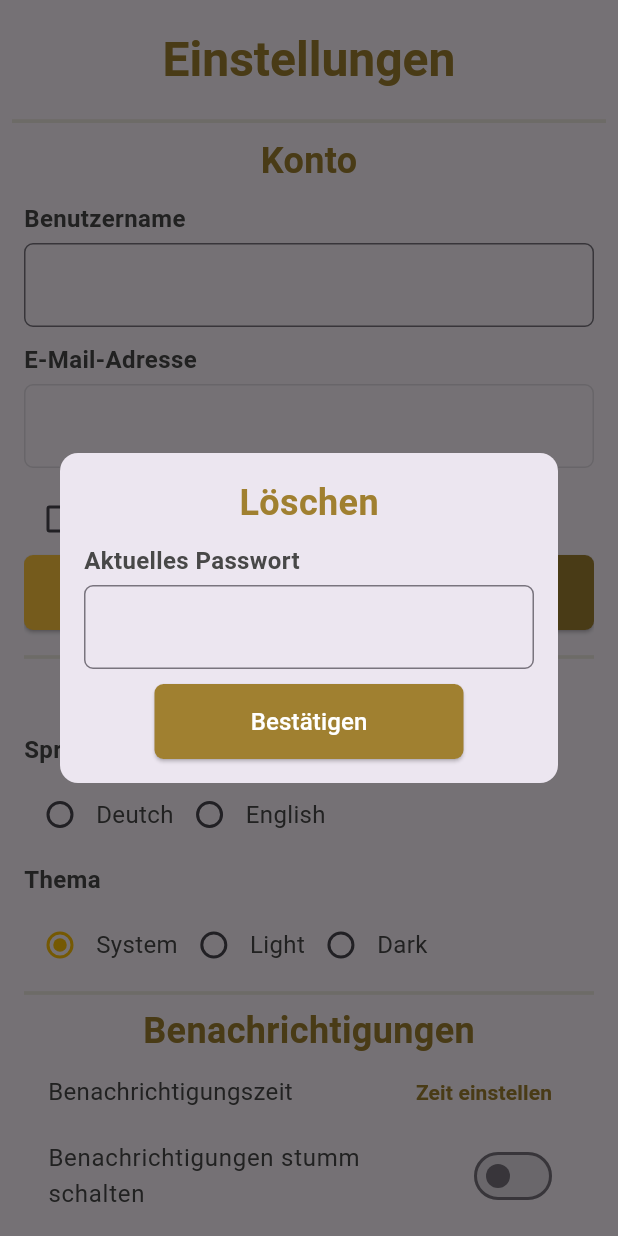
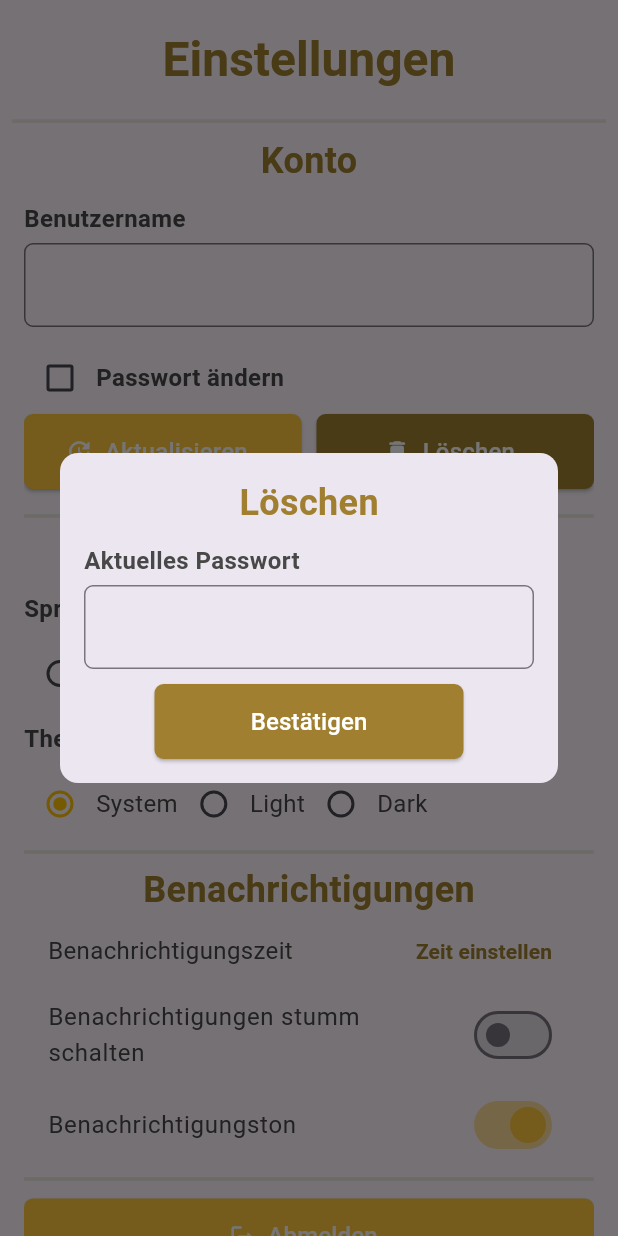
Before and after one commit to ADAPT-Research-Platform/Adapt_Mobile_App, a Flutter app: the SettingsPage screen opened directly, after a tap on "Löschen", on a phone screen of 412 x 824 dp. Run offline on Flutter 3.47's test engine with Material 3 defaults, Android fonts, the phone set to English and light mode, and no system bars; our stand-ins replace fl_chart, flutter_local_notifications, flutter_markdown, flutter_secure_storage, table_calendar, timezone and 1 more; missing offline and left inert: flutter_polygon, markdown; accounts and stored records are empty.

Commit message:
Settings Page Changes

```diff
--- a/lib/pages/settings_page.dart
+++ b/lib/pages/settings_page.dart
@@ -28,7 +28,6 @@ class _SettingsPageState extends State<SettingsPage> {
   final UserService _userService = UserService();
 
   final TextEditingController _userNameController = TextEditingController();
-  final TextEditingController _emailController = TextEditingController();
   final TextEditingController _currentPasswordController = TextEditingController();
   final TextEditingController _confirmCurrentPasswordController = TextEditingController();
   final TextEditingController _newPasswordController = TextEditingController();
@@ -48,7 +47,6 @@ class _SettingsPageState extends State<SettingsPage> {
   void initState() {
     super.initState();
     _userNameController.text = 'Loading...';
-    _emailController.text = 'Loading...';
     _initializeUserData(); // Call an async helper method
     _loadNotificationTime(); // Load the notification time
   }
@@ -56,7 +54,6 @@ class _SettingsPageState extends State<SettingsPage> {
   @override
   void dispose() {
     _userNameController.dispose();
-    _emailController.dispose();
     _currentPasswordController.dispose();
     _confirmCurrentPasswordController.dispose();
     _newPasswordController.dispose();
@@ -69,7 +66,6 @@ class _SettingsPageState extends State<SettingsPage> {
     if (sessionUser != null) {
       setState(() {
         _userNameController.text = sessionUser.userName;
-        _emailController.text = sessionUser.email;
       });
     }
   }
@@ -80,8 +76,7 @@ class _SettingsPageState extends State<SettingsPage> {
     String newPassword = _newPasswordController.text.trim();
     String confirmNewPassword = _confirmNewPasswordController.text.trim();
 
-    _userService.updateUser(
-        userName, currentPassword, newPassword, confirmNewPassword);
+    _userService.updateUser(userName, currentPassword, newPassword, confirmNewPassword);
   }
 
   Future<void> _loadNotificationTime() async {
@@ -135,12 +130,7 @@ class _SettingsPageState extends State<SettingsPage> {
             children: [
               SubTitle(text: LocalizationService().get('Account')),
               const SizedBox(height: 10),
-              _buildTextField(
-                  LocalizationService().get('user_name'), _userNameController),
-              const SizedBox(height: 10),
-              _buildTextField(
-                  LocalizationService().get('email_address'), _emailController,
-                  enabled: false),
+              _buildTextField(LocalizationService().get('user_name'), _userNameController),
               const SizedBox(height: 10),
 
               // Checkbox for Change Password
@@ -212,17 +202,14 @@ class _SettingsPageState extends State<SettingsPage> {
               const SizedBox(height: 10),
               const Divider(color: AppColors.lightGrey, thickness: 2.5),
               SubTitle(text: LocalizationService().get('Appearance')),
-              _buildRadioOption(LocalizationService().get('Language'),
-                  ['Deutch', 'English'], _selectedLanguage, (value) {
+              _buildRadioOption(LocalizationService().get('Language'), ['Deutch', 'English'], _selectedLanguage, (value) {
                 setState(() {
                   _selectedLanguage = value!;
-                  String languageCode =
-                      _selectedLanguage == 'English' ? 'en' : 'de';
+                  String languageCode = _selectedLanguage == 'English' ? 'en' : 'de';
                   LocalizationService().load(languageCode);
                 });
               }),
-              _buildRadioOption(LocalizationService().get('Theme'),
-                  ['System', 'Light', 'Dark'], _selectedTheme, (value) {
+              _buildRadioOption(LocalizationService().get('Theme'), ['System', 'Light', 'Dark'], _selectedTheme, (value) {
                 setState(() {
                   _selectedTheme = value!;
                 });
```
